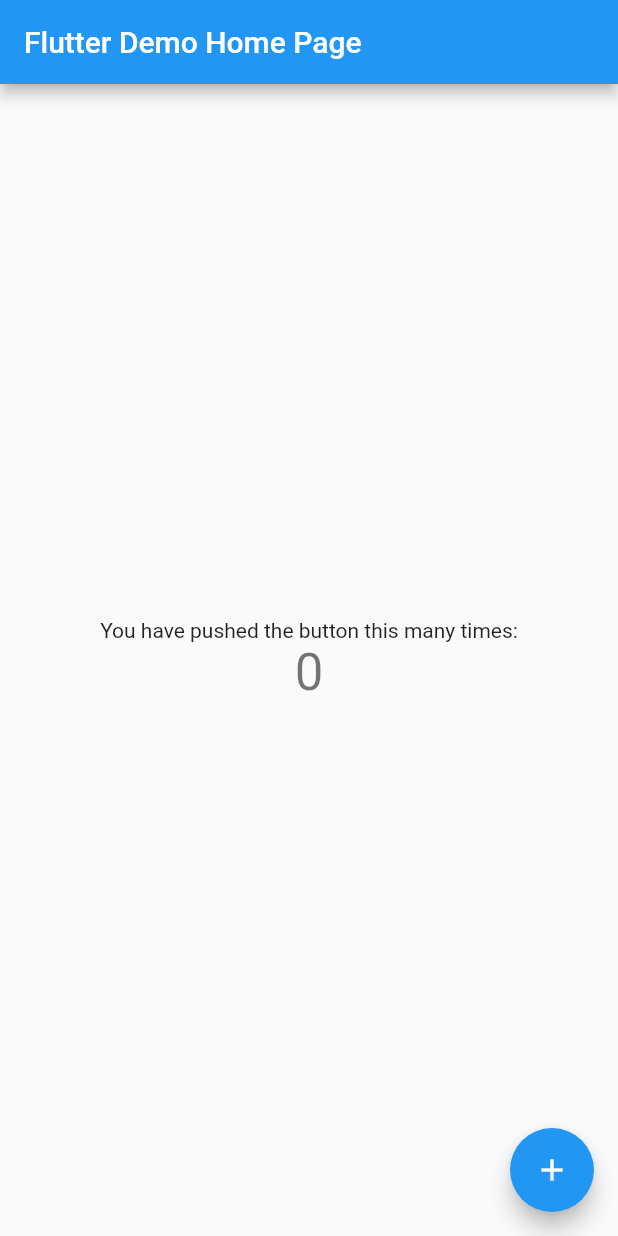
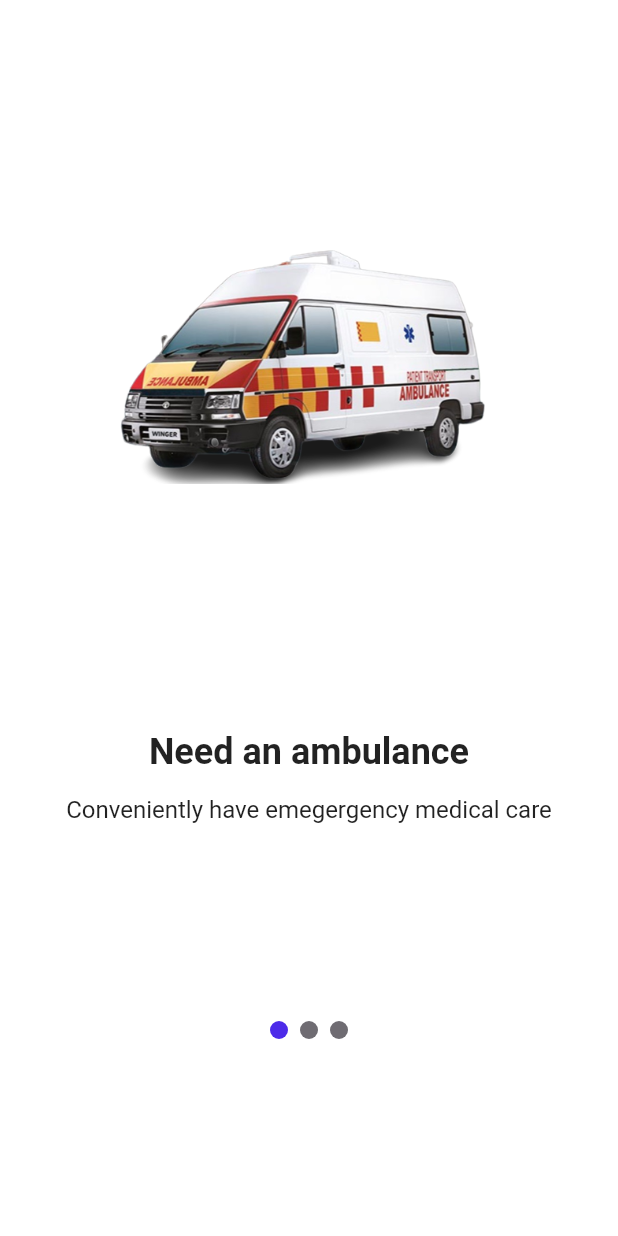
Before and after one commit to mobisa-012/Ambulance-App-UI-Project, a Flutter app: the screen it shows after launch, on a phone screen of 412 x 824 dp. Run offline on Flutter 3.47's test engine with Material 2 defaults, Android fonts, the phone set to English and light mode, and no system bars; drawn by our look-alikes of page_view_dot_indicator.

Commit message:
onboarding screen and new files

```diff
--- a/ambulance_app_ui/analysis_options.yaml
+++ b/ambulance_app_ui/analysis_options.yaml
@@ -7,7 +7,7 @@
 
 # The following line activates a set of recommended lints for Flutter apps,
 # packages, and plugins designed to encourage good coding practices.
-include: package:flutter_lints/flutter.yaml
+
 
 linter:
   # The lint rules applied to this project can be customized in the
--- /dev/null
+++ b/ambulance_app_ui/lib/core/colors.dart
@@ -0,0 +1,11 @@
+import 'package:flutter/material.dart';
+
+class AppColors {
+  static const Color homeBackground = Color.fromARGB(226, 255, 255, 255);
+  static const Color onboardingColor = Color.fromARGB(225, 54, 15, 231);
+  static const Color activeBottomTabBar = Color.fromARGB(225, 54, 15, 231);
+  static const Color confirmButton = Color.fromARGB(225, 54, 15, 231);
+  static const Color cancelButton = Color.fromARGB(225, 240, 12, 12);
+  static const Color textColor = Color.fromARGB(253, 17, 15, 15);
+  static const Color grayColor = Color.fromARGB(141, 243, 226, 226);
+}
--- /dev/null
+++ b/ambulance_app_ui/lib/core/data_constants.dart
@@ -0,0 +1,24 @@
+import 'package:ambulance_app_ui/core/path_constants.dart';
+import 'package:ambulance_app_ui/core/text_constants.dart';
+import 'package:ambulance_app_ui/screens/onboarding/widgets/onboarding_tiles.dart';
+
+
+class DataConstants {
+  static final onboardingTiles = [
+    const OnboardingTile(
+      title: TextConstants.needAnAmbulance,
+      imagePath: PathConstants.ambulance,
+      mainText: TextConstants.onboardingTile1,
+    ),
+    const OnboardingTile(
+      title: TextConstants.needDoctor,
+      imagePath: PathConstants.doctor,
+      mainText: TextConstants.onboardingTile2,
+    ),
+    const OnboardingTile(
+      title: TextConstants.alwaysReady,
+      imagePath: PathConstants.emergency,
+      mainText: TextConstants.onboardingTile3,
+    )
+  ];
+}
--- /dev/null
+++ b/ambulance_app_ui/lib/core/path_constants.dart
@@ -0,0 +1,6 @@
+class PathConstants {
+  static const String doctor = 'assets/images/doctor.png';
+  static const String ambulance = 'assets/images/ambulance.png';
+  static const String emergency = 'assets/images/emergency.png';
+  static const String home = 'assets/icons/home.png';
+}
--- /dev/null
+++ b/ambulance_app_ui/lib/core/text_constants.dart
@@ -0,0 +1,15 @@
+class TextConstants {
+  static const String onboardingTile1 =
+      'Conveniently have emegergency medical care';
+  static const String onboardingTile2 =
+      'Get medical care from qualified and certified doctors';
+  static const String onboardingTile3 = 'Any medical emergency is cared for';
+  static const String needAnAmbulance = 'Need an ambulance';
+  static const String needDoctor = 'Need a doctor';
+  static const String hosy = 'MedTaxi';
+  static const String phoneNumber =
+      'Enter your phone number to order an ambullance';
+  static const String otp = 'Sent OTP';
+  static const String verify = 'Verify';
+  static const String alwaysReady = 'Always ready, anytime, anywhere';
+}
--- a/ambulance_app_ui/lib/main.dart
+++ b/ambulance_app_ui/lib/main.dart
@@ -1,3 +1,5 @@
+import 'package:ambulance_app_ui/core/colors.dart';
+import 'package:ambulance_app_ui/screens/onboarding/onboarding_screen.dart';
 import 'package:flutter/material.dart';
 
 void main() {
@@ -11,105 +13,15 @@ class MyApp extends StatelessWidget {
   @override
   Widget build(BuildContext context) {
     return MaterialApp(
+      debugShowCheckedModeBanner: false,
       title: 'Flutter Demo',
       theme: ThemeData(
-        // This is the theme of your application.
-        //
-        // Try running your application with "flutter run". You'll see the
-        // application has a blue toolbar. Then, without quitting the app, try
-        // changing the primarySwatch below to Colors.green and then invoke
-        // "hot reload" (press "r" in the console where you ran "flutter run",
-        // or simply save your changes to "hot reload" in a Flutter IDE).
-        // Notice that the counter didn't reset back to zero; the application
-        // is not restarted.
-        primarySwatch: Colors.blue,
+        fontFamily: 'Roboto',
+        colorScheme: ColorScheme.fromSwatch(
+          primarySwatch: Colors.blue).copyWith(background: AppColors.homeBackground),
+          visualDensity: VisualDensity.adaptivePlatformDensity
       ),
-      home: const MyHomePage(title: 'Flutter Demo Home Page'),
+      home:  OnboardingPage(),
     );
   }
 }
-
-class MyHomePage extends StatefulWidget {
-  const MyHomePage({super.key, required this.title});
-
-  // This widget is the home page of your application. It is stateful, meaning
-  // that it has a State object (defined below) that contains fields that affect
-  // how it looks.
-
-  // This class is the configuration for the state. It holds the values (in this
-  // case the title) provided by the parent (in this case the App widget) and
-  // used by the build method of the State. Fields in a Widget subclass are
-  // always marked "final".
-
-  final String title;
-
-  @override
-  State<MyHomePage> createState() => _MyHomePageState();
-}
-
-class _MyHomePageState extends State<MyHomePage> {
-  int _counter = 0;
-
-  void _incrementCounter() {
-    setState(() {
-      // This call to setState tells the Flutter framework that something has
-      // changed in this State, which causes it to rerun the build method below
-      // so that the display can reflect the updated values. If we changed
-      // _counter without calling setState(), then the build method would not be
-      // called again, and so nothing would appear to happen.
-      _counter++;
-    });
-  }
-
-  @override
-  Widget build(BuildContext context) {
-    // This method is rerun every time setState is called, for instance as done
-    // by the _incrementCounter method above.
-    //
-    // The Flutter framework has been optimized to make rerunning build methods
-    // fast, so that you can just rebuild anything that needs updating rather
-    // than having to individually change instances of widgets.
-    return Scaffold(
-      appBar: AppBar(
-        // Here we take the value from the MyHomePage object that was created by
-        // the App.build method, and use it to set our appbar title.
-        title: Text(widget.title),
-      ),
-      body: Center(
-        // Center is a layout widget. It takes a single child and positions it
-        // in the middle of the parent.
-        child: Column(
-          // Column is also a layout widget. It takes a list of children and
-          // arranges them vertically. By default, it sizes itself to fit its
-          // children horizontally, and tries to be as tall as its parent.
-          //
-          // Invoke "debug painting" (press "p" in the console, choose the
-          // "Toggle Debug Paint" action from the Flutter Inspector in Android
-          // Studio, or the "Toggle Debug Paint" command in Visual Studio Code)
-          // to see the wireframe for each widget.
-          //
-          // Column has various properties to control how it sizes itself and
-          // how it positions its children. Here we use mainAxisAlignment to
-          // center the children vertically; the main axis here is the vertical
-          // axis because Columns are vertical (the cross axis would be
-          // horizontal).
-          mainAxisAlignment: MainAxisAlignment.center,
-          children: <Widget>[
-            const Text(
-              'You have pushed the button this many times:',
-            ),
-            Text(
-              '$_counter',
-              style: Theme.of(context).textTheme.headline4,
-            ),
-          ],
-        ),
-      ),
-      floatingActionButton: FloatingActionButton(
-        onPressed: _incrementCounter,
-        tooltip: 'Increment',
-        child: const Icon(Icons.add),
-      ), // This trailing comma makes auto-formatting nicer for build methods.
-    );
-  }
-}
--- /dev/null
+++ b/ambulance_app_ui/lib/screens/map_screen/map_screen.dart
@@ -0,0 +1,16 @@
+import 'package:flutter/material.dart';
+
+
+class MapScreen extends StatefulWidget {
+  const MapScreen({super.key});
+
+  @override
+  State<MapScreen> createState() => _MapScreenState();
+}
+
+class _MapScreenState extends State<MapScreen> {
+  @override
+  Widget build(BuildContext context) {
+    return Scaffold();
+  }
+}
--- /dev/null
+++ b/ambulance_app_ui/lib/screens/onboarding/onboarding_screen.dart
@@ -0,0 +1,73 @@
+import 'package:ambulance_app_ui/core/colors.dart';
+import 'package:ambulance_app_ui/core/data_constants.dart';
+import 'package:flutter/material.dart';
+import 'package:page_view_dot_indicator/page_view_dot_indicator.dart';
+
+class OnboardingPage extends StatefulWidget {
+  const OnboardingPage({super.key});
+
+  @override
+  State<OnboardingPage> createState() => _OnboardingPageState();
+}
+
+class _OnboardingPageState extends State<OnboardingPage> {
+  int selectedPage = 0;
+  late PageController pageController;
+
+  @override
+  void initState() {
+    selectedPage = 0;
+    pageController = PageController(initialPage: selectedPage);
+    super.initState();
+  }
+
+  @override
+  Widget build(BuildContext context) {
+
+    return Scaffold(
+      backgroundColor: AppColors.homeBackground,
+      body: SafeArea(
+          child: Column(
+        crossAxisAlignment: CrossAxisAlignment.center,
+        children: [
+          Expanded(
+            child: _createPageView(pageController, context),
+            flex: 4,
+          ),
+          Expanded(
+            flex: 2,
+            child: _createStatic(context),
+          )
+        ],
+      )),
+    );
+  }
+
+  Widget _createPageView(PageController pageController, BuildContext context) {
+    return PageView(
+      controller: pageController,
+      children: DataConstants.onboardingTiles,
+      scrollDirection: Axis.horizontal,
+      onPageChanged: (page) {
+        setState(() {
+          selectedPage = page;
+        });
+      },
+    );
+  }
+
+  Widget _createStatic(BuildContext context) {
+    final pageCount = 3;
+    return Padding(
+      padding: const EdgeInsets.symmetric(horizontal: 20),
+      child: PageViewDotIndicator(
+        currentItem: selectedPage,
+        count: pageCount,
+        selectedColor: AppColors.onboardingColor,
+        unselectedColor: Color.fromARGB(151, 11, 7, 17),
+        duration: Duration(milliseconds: 200),
+        boxShape: BoxShape.circle,
+      ),
+    );
+  }
+}
--- /dev/null
+++ b/ambulance_app_ui/lib/screens/onboarding/widgets/onboarding_tiles.dart
@@ -0,0 +1,39 @@
+import 'package:flutter/material.dart';
+
+class OnboardingTile extends StatelessWidget {
+  // ignore: prefer_typing_uninitialized_variables
+  final title, imagePath, mainText;
+
+  const OnboardingTile({Key? key, this.title, this.imagePath, this.mainText}) :super(key:key);
+
+  @override
+  Widget build(BuildContext context) {
+    final screenWidth = MediaQuery.of(context).size.width;
+    return Padding(
+      padding: const EdgeInsets.symmetric(horizontal: 24),
+      child: Column(
+        children: [
+          const SizedBox(height: 34,),
+          Expanded(child: Image.asset(imagePath)),
+          const SizedBox(height: 65,),
+          Text(
+            title,
+            style: const TextStyle(
+              fontWeight: FontWeight.w700,
+              fontSize: 24
+            ),
+          ),
+          const SizedBox(height: 15,),
+          Padding(padding: EdgeInsets.symmetric(horizontal: screenWidth/100),
+          child: Text(
+            mainText,
+            style: const TextStyle(
+              fontSize: 16
+            ),
+            textAlign: TextAlign.center,
+          ),)
+          ],
+      ),
+    );
+  }
+}
```
Also changed, not shown: ambulance_app_ui/pubspec.yaml (+5 -3 lines), ambulance_app_ui/lib/screens/confim_sccreen/confirm_screen.dart (added), ambulance_app_ui/pubspec.lock.
